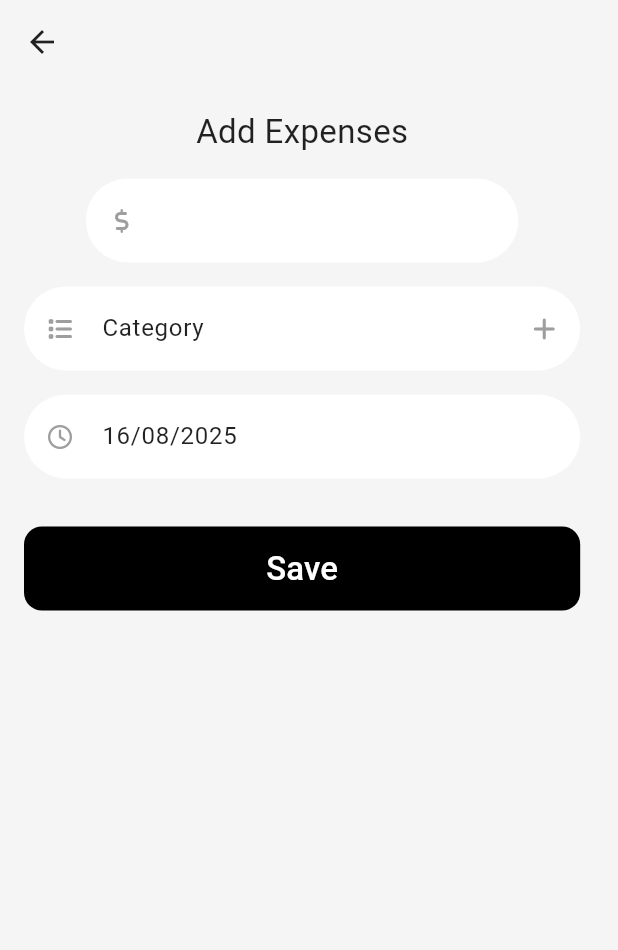
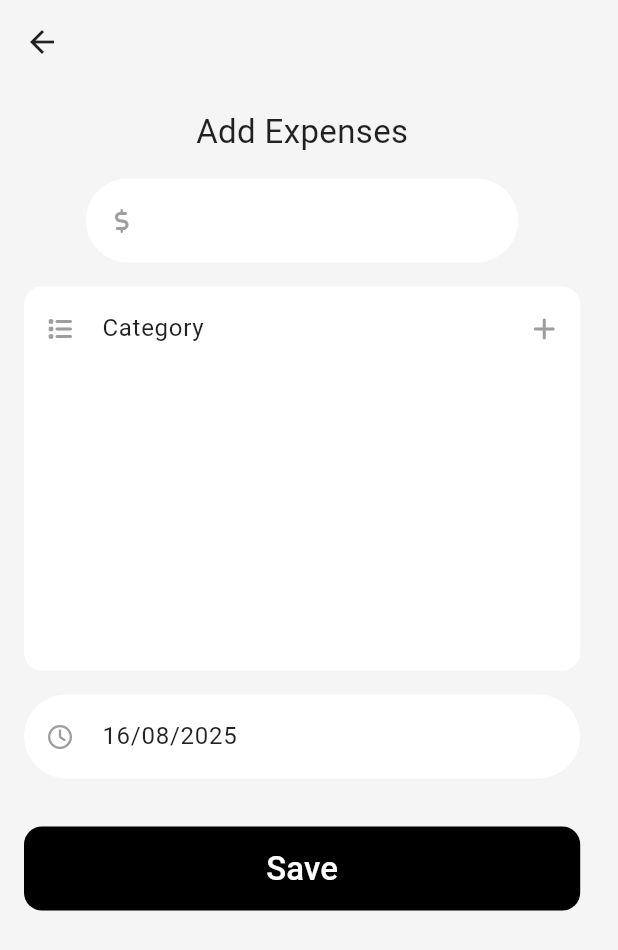
Before and after one commit to DanushkaDissanayaka/expence_tracker, a Flutter app: the screen it shows after launch, after a tap on an icon or button, on a phone screen of 412 x 824 dp. Shown: the top 950 px of the screen. Run offline on Flutter 3.47's test engine with Material 3 defaults, Android fonts, the phone set to English and light mode, and no system bars; our stand-ins replace bloc, cloud_firestore, equatable, firebase_core, fl_chart, flutter_bloc and 2 more; accounts and stored records are empty.

Commit message:
expenses creation has done

```diff
--- /dev/null
+++ b/lib/add_expenses/blocs/create_expensebloc/create_expense_bloc.dart
@@ -0,0 +1,21 @@
+import 'package:bloc/bloc.dart';
+import 'package:equatable/equatable.dart';
+import 'package:expenses_repository/expense_repository.dart';
+
+part 'create_expense_event.dart';
+part 'create_expense_state.dart';
+
+class CreateExpenseBloc extends Bloc<CreateExpenseEvent, CreateExpenseState> {
+  ExpenseRepository expenseRepository;
+  CreateExpenseBloc(this.expenseRepository) : super(CreateExpenseInitial()) {
+    on<CreateExpense>((event, emit) async {
+      emit(CreateExpenseLoading());
+      try {
+        await expenseRepository.createExpense(event.expense);
+        emit(CreateExpenseSuccess());
+      } catch (e) {
+        emit(CreateExpenseFailure(e.toString()));
+      }
+    });
+  }
+}
--- /dev/null
+++ b/lib/add_expenses/blocs/create_expensebloc/create_expense_event.dart
@@ -0,0 +1,17 @@
+part of 'create_expense_bloc.dart';
+
+sealed class CreateExpenseEvent extends Equatable {
+  const CreateExpenseEvent();
+
+  @override
+  List<Object> get props => [];
+}
+
+class CreateExpense extends CreateExpenseEvent {
+  final Expense expense;
+
+  const CreateExpense(this.expense);
+
+  @override
+  List<Object> get props => [expense];
+}
--- /dev/null
+++ b/lib/add_expenses/blocs/create_expensebloc/create_expense_state.dart
@@ -0,0 +1,23 @@
+part of 'create_expense_bloc.dart';
+
+sealed class CreateExpenseState extends Equatable {
+  const CreateExpenseState();
+
+  @override
+  List<Object> get props => [];
+}
+
+final class CreateExpenseInitial extends CreateExpenseState {}
+
+final class CreateExpenseLoading extends CreateExpenseState {}
+
+final class CreateExpenseSuccess extends CreateExpenseState {}
+
+final class CreateExpenseFailure extends CreateExpenseState {
+  final String error;
+
+  const CreateExpenseFailure(this.error);
+
+  @override
+  List<Object> get props => [error];
+}
--- a/lib/add_expenses/blocs/get_categoriesbloc/get_categories_bloc.dart
+++ b/lib/add_expenses/blocs/get_categoriesbloc/get_categories_bloc.dart
@@ -1,13 +1,22 @@
 import 'package:bloc/bloc.dart';
 import 'package:equatable/equatable.dart';
+import 'package:expenses_repository/expense_repository.dart';
 
 part 'get_categories_event.dart';
 part 'get_categories_state.dart';
 
 class GetCategoriesBloc extends Bloc<GetCategoriesEvent, GetCategoriesState> {
-  GetCategoriesBloc() : super(GetCategoriesInitial()) {
-    on<GetCategoriesEvent>((event, emit) {
-      // TODO: implement event handler
+  ExpenseRepository expenseRepository;
+  GetCategoriesBloc(this.expenseRepository) : super(GetCategoriesInitial()) {
+    on<GetCategories>((event, emit) async {
+      emit(GetCategoriesLoading());
+      try {
+
+        final categories = await expenseRepository.getCategories();
+        emit(GetCategoriesSuccess(categories));
+      } catch (e) {
+        emit(GetCategoriesFailure());
+      }
     });
   }
 }
--- a/lib/add_expenses/blocs/get_categoriesbloc/get_categories_event.dart
+++ b/lib/add_expenses/blocs/get_categoriesbloc/get_categories_event.dart
@@ -6,3 +6,10 @@ sealed class GetCategoriesEvent extends Equatable {
   @override
   List<Object> get props => [];
 }
+
+class GetCategories extends GetCategoriesEvent {
+  const GetCategories();
+
+  @override
+  List<Object> get props => [];
+}
--- a/lib/add_expenses/blocs/get_categoriesbloc/get_categories_state.dart
+++ b/lib/add_expenses/blocs/get_categoriesbloc/get_categories_state.dart
@@ -8,3 +8,13 @@ sealed class GetCategoriesState extends Equatable {
 }
 
 final class GetCategoriesInitial extends GetCategoriesState {}
+final class GetCategoriesLoading extends GetCategoriesState {}
+final class GetCategoriesSuccess extends GetCategoriesState {
+  final List<Category> categories;
+
+  const GetCategoriesSuccess(this.categories);
+
+  @override
+  List<Object> get props => [categories];
+}
+final class GetCategoriesFailure extends GetCategoriesState {}
--- a/lib/add_expenses/views/add_expense.dart
+++ b/lib/add_expenses/views/add_expense.dart
@@ -1,10 +1,13 @@
 import 'package:expense_tracker/add_expenses/blocs/create_categorybloc/create_category_bloc.dart';
+import 'package:expense_tracker/add_expenses/blocs/create_expensebloc/create_expense_bloc.dart';
+import 'package:expense_tracker/add_expenses/blocs/get_categoriesbloc/get_categories_bloc.dart';
 import 'package:expense_tracker/add_expenses/views/category_create.dart';
 import 'package:expenses_repository/expense_repository.dart';
 import 'package:flutter/material.dart';
 import 'package:flutter_bloc/flutter_bloc.dart';
 import 'package:font_awesome_flutter/font_awesome_flutter.dart';
 import 'package:intl/intl.dart';
+import 'package:uuid/uuid.dart';
 
 class AddExpense extends StatefulWidget {
   const AddExpense({super.key});
@@ -17,35 +20,75 @@ class _AddExpenseState extends State<AddExpense> {
   final TextEditingController expenseController = TextEditingController();
   final TextEditingController categoryController = TextEditingController();
   final TextEditingController dateController = TextEditingController();
-  DateTime selectedDate = DateTime.now();
+  late Expense expense;
+  bool isLoading = false;
 
   @override
   void initState() {
     dateController.text = DateFormat('dd/MM/yyyy').format(DateTime.now());
     super.initState();
+    expense = Expense.empty;
+    expense.expenseId = const Uuid().v1();
   }
 
   @override
   Widget build(BuildContext context) {
-    return GestureDetector(
+    return BlocListener<CreateExpenseBloc, CreateExpenseState>(
+      listener: (context, state) {
+        if (state is CreateExpenseLoading) {
+          setState(() {
+            isLoading = true;
+          });
+        } else if (state is CreateExpenseSuccess) {
+          setState(() {
+            isLoading = false;
+          });
+          Navigator.pop(context);
+        } else if (state is CreateExpenseFailure) {
+          setState(() {
+            isLoading = false;
+          });
+          ScaffoldMessenger.of(
+            context,
+          ).showSnackBar(SnackBar(content: Text(state.error)));
+        }
+      },
+      child: GestureDetector(
         onTap: () => FocusScope.of(context).unfocus(),
         child: Scaffold(
-        appBar: AppBar(backgroundColor: Theme.of(context).colorScheme.surface),
-        body: Padding(
+          appBar: AppBar(
+            backgroundColor: Theme.of(context).colorScheme.surface,
+          ),
+          body: BlocBuilder<GetCategoriesBloc, GetCategoriesState>(
+            builder: (context, state) {
+              if (state is GetCategoriesSuccess) {
+                return Padding(
                   padding: const EdgeInsets.all(16.0),
                   child: Column(
                     crossAxisAlignment: CrossAxisAlignment.center,
                     children: [
-              const Text('Add Expenses', style: TextStyle(fontSize: 22, fontWeight: FontWeight.w400)),
+                      const Text(
+                        'Add Expenses',
+                        style: TextStyle(
+                          fontSize: 22,
+                          fontWeight: FontWeight.w400,
+                        ),
+                      ),
                       const SizedBox(height: 16),
                       _buildExpenseField(context),
                       const SizedBox(height: 16),
-              _buildCategoryField(context),
+                      _buildCategoryField(context, state),
                       const SizedBox(height: 16),
                       _buildDateField(context),
                       const SizedBox(height: 32),
                       _buildSaveButton(context),
                     ],
+                  ),
+                );
+              } else {
+                return const Center(child: CircularProgressIndicator());
+              }
+            },
           ),
         ),
       ),
@@ -60,15 +103,24 @@ class _AddExpenseState extends State<AddExpense> {
         decoration: InputDecoration(
           filled: true,
           fillColor: Colors.white,
-          prefixIcon: const Icon(FontAwesomeIcons.dollarSign, size: 16, color: Colors.grey),
-          border: OutlineInputBorder(borderRadius: BorderRadius.circular(30), borderSide: BorderSide.none),
+          prefixIcon: const Icon(
+            FontAwesomeIcons.dollarSign,
+            size: 16,
+            color: Colors.grey,
+          ),
+          border: OutlineInputBorder(
+            borderRadius: BorderRadius.circular(30),
+            borderSide: BorderSide.none,
+          ),
         ),
       ),
     );
   }
 
-  Widget _buildCategoryField(BuildContext context) {
-    return SizedBox(
+  Widget _buildCategoryField(BuildContext context, GetCategoriesSuccess state) {
+    return Column(
+      children: [
+        SizedBox(
           width: MediaQuery.of(context).size.width * 0.9,
           child: TextFormField(
             readOnly: true,
@@ -76,10 +128,20 @@ class _AddExpenseState extends State<AddExpense> {
             decoration: InputDecoration(
               filled: true,
               fillColor: Colors.white,
-          prefixIcon: const Icon(FontAwesomeIcons.list, size: 16, color: Colors.grey),
+              prefixIcon: expense.category == Category.empty
+                  ? const Icon(
+                      FontAwesomeIcons.list,
+                      size: 16,
+                      color: Colors.grey,
+                    )
+                  : Image.asset(
+                      'assets/${expense.category.icon}',
+                      scale: 2,
+                      color: Color(expense.category.color),
+                    ),
               suffixIcon: IconButton(
                 onPressed: () async {
-              final result = await showDialog<String>(
+                  final result = await showDialog<Category>(
                     context: context,
                     builder: (ctx) => BlocProvider.value(
                       value: context.read<CreateCategoryBloc>(),
@@ -88,16 +150,60 @@ class _AddExpenseState extends State<AddExpense> {
                   );
                   if (result != null) {
                     setState(() {
-                  categoryController.text = result;
+                      state.categories.insert(0, result);
                     });
                   }
                 },
-            icon: const Icon(FontAwesomeIcons.plus, size: 16, color: Colors.grey),
+                icon: const Icon(
+                  FontAwesomeIcons.plus,
+                  size: 16,
+                  color: Colors.grey,
+                ),
               ),
               hintText: 'Category',
-          border: OutlineInputBorder(borderRadius: BorderRadius.circular(30), borderSide: BorderSide.none),
+              border: OutlineInputBorder(
+                borderRadius: BorderRadius.vertical(top: Radius.circular(12)),
+                borderSide: BorderSide.none,
               ),
             ),
+          ),
+        ),
+        Container(
+          height: 200,
+          width: MediaQuery.of(context).size.width * 0.9,
+          decoration: BoxDecoration(
+            color: Colors.white,
+            borderRadius: BorderRadius.vertical(bottom: Radius.circular(12)),
+          ),
+          child: Padding(
+            padding: const EdgeInsets.all(8.0),
+            child: ListView.builder(
+              itemCount: state.categories.length,
+              itemBuilder: (context, int i) {
+                return Card(
+                  child: ListTile(
+                    onTap: () {
+                      setState(() {
+                        expense.category = state.categories[i];
+                        categoryController.text = expense.category.name;
+                      });
+                    },
+                    leading: Image.asset(
+                      'assets/${state.categories[i].icon}',
+                      scale: 2,
+                      color: Color(state.categories[i].color),
+                    ),
+                    title: Text(state.categories[i].name),
+                    shape: RoundedRectangleBorder(
+                      borderRadius: BorderRadius.circular(8),
+                    ),
+                  ),
+                );
+              },
+            ),
+          ),
+        ),
+      ],
     );
   }
 
@@ -111,23 +217,30 @@ class _AddExpenseState extends State<AddExpense> {
         onTap: () async {
           DateTime? newDate = await showDatePicker(
             context: context,
-            initialDate: selectedDate,
+            initialDate: expense.date,
             firstDate: DateTime.now(),
             lastDate: DateTime.now().add(const Duration(days: 365)),
           );
           if (newDate != null) {
             setState(() {
+              expense.date = newDate;
               dateController.text = DateFormat('dd/MM/yyyy').format(newDate);
-              selectedDate = newDate;
             });
           }
         },
         decoration: InputDecoration(
           filled: true,
           fillColor: Colors.white,
-          prefixIcon: const Icon(FontAwesomeIcons.clock, size: 16, color: Colors.grey),
+          prefixIcon: const Icon(
+            FontAwesomeIcons.clock,
+            size: 16,
+            color: Colors.grey,
+          ),
           hintText: 'Date',
-          border: OutlineInputBorder(borderRadius: BorderRadius.circular(30), borderSide: BorderSide.none),
+          border: OutlineInputBorder(
+            borderRadius: BorderRadius.circular(30),
+            borderSide: BorderSide.none,
+          ),
         ),
       ),
     );
@@ -137,15 +250,23 @@ class _AddExpenseState extends State<AddExpense> {
     return SizedBox(
       width: MediaQuery.of(context).size.width * 0.9,
       height: kToolbarHeight,
-      child: TextButton(
+      child: isLoading ? const Center(child: CircularProgressIndicator()) : TextButton(
         onPressed: () {
-          // TODO: Implement save logic
+          setState(() {
+            expense.amount = int.tryParse(expenseController.text) ?? 0;
+          });
+          context.read<CreateExpenseBloc>().add(CreateExpense(expense));
         },
         style: TextButton.styleFrom(
           backgroundColor: Colors.black,
-          shape: RoundedRectangleBorder(borderRadius: BorderRadius.circular(12)),
+          shape: RoundedRectangleBorder(
+            borderRadius: BorderRadius.circular(12),
           ),
-        child: const Text('Save', style: TextStyle(fontSize: 22, color: Colors.white)),
+        ),
+        child: const Text(
+          'Save',
+          style: TextStyle(fontSize: 22, color: Colors.white),
+        ),
       ),
     );
   }
--- a/lib/screens/home/views/home_screen.dart
+++ b/lib/screens/home/views/home_screen.dart
@@ -1,6 +1,8 @@
 import 'dart:math';
 
 import 'package:expense_tracker/add_expenses/blocs/create_categorybloc/create_category_bloc.dart';
+import 'package:expense_tracker/add_expenses/blocs/create_expensebloc/create_expense_bloc.dart';
+import 'package:expense_tracker/add_expenses/blocs/get_categoriesbloc/get_categories_bloc.dart';
 import 'package:expense_tracker/add_expenses/views/add_expense.dart';
 import 'package:expense_tracker/screens/home/views/main_screen.dart';
 import 'package:expense_tracker/screens/stats/stat_screen.dart';
@@ -65,10 +67,15 @@ class _HomeScreenState extends State<HomeScreen> {
           Navigator.push(
             context,
             MaterialPageRoute<void>(
-              builder: (BuildContext context) => BlocProvider(
-                create: (context) => CreateCategoryBloc(
-                  FirebaseExpenseRepo()
-                ),
+              builder: (BuildContext context) => MultiBlocProvider(
+                providers: [
+                  BlocProvider(
+                    create: (context) =>
+                        CreateCategoryBloc(FirebaseExpenseRepo()),
+                  ),
+                  BlocProvider(create: (context) => GetCategoriesBloc(FirebaseExpenseRepo())..add(GetCategories())),
+                  BlocProvider(create: (context) => CreateExpenseBloc(FirebaseExpenseRepo())),
+                ],
                 child: const AddExpense(),
               ),
             ),
--- a/packages/expense_repository/lib/src/entities/category_entity.dart
+++ b/packages/expense_repository/lib/src/entities/category_entity.dart
@@ -3,7 +3,7 @@ class CategoryEntity {
   String name;
   int totalExpenses;
   String icon;
-  String color;
+  int color;
 
   CategoryEntity({
     required this.categoryId,
@@ -18,7 +18,7 @@ class CategoryEntity {
     name: '',
     totalExpenses: 0,
     icon: '',
-    color: '',
+    color: 0,
   );
 
   Map<String, Object> toDocument() {
@@ -37,7 +37,7 @@ class CategoryEntity {
       name: doc['name'] as String,
       totalExpenses: doc['totalExpenses'] as int,
       icon: doc['icon'] as String,
-      color: doc['color'] as String,
+      color: doc['color'] as int,
     );
   }
 }
--- a/packages/expense_repository/lib/src/expense_repo.dart
+++ b/packages/expense_repository/lib/src/expense_repo.dart
@@ -3,4 +3,6 @@ import 'package:expenses_repository/expense_repository.dart';
 abstract class ExpenseRepository {
     Future<void> createCategory(Category category);
     Future<List<Category>> getCategories();
+    Future<List<Expense>> getExpenses();
+    Future<void> createExpense(Expense expense);
 }
--- a/packages/expense_repository/lib/src/models/category.dart
+++ b/packages/expense_repository/lib/src/models/category.dart
@@ -5,7 +5,7 @@ class Category {
   String name;
   int totalExpenses;
   String icon;
-  String color;
+  int color;
 
   Category({
     required this.categoryId,
@@ -20,7 +20,7 @@ class Category {
     name: '',
     totalExpenses: 0,
     icon: '',
-    color: '',
+    color: 0,
   );
 
   CategoryEntity toEntity() {
--- a/packages/expense_repository/lib/src/models/expense.dart
+++ b/packages/expense_repository/lib/src/models/expense.dart
@@ -0,0 +1,43 @@
+
+
+import 'package:expenses_repository/src/entities/entities.dart';
+import 'package:expenses_repository/src/models/category.dart';
+
+class Expense {
+  String expenseId;
+  Category category;
+  DateTime date;
+  int amount;
+
+  Expense({
+    required this.expenseId,
+    required this.category,
+    required this.date,
+    required this.amount,
+  });
+
+  ExpenseEntity toEntity() {
+    return ExpenseEntity(
+      expenseId: expenseId,
+      category: category,
+      date: date,
+      amount: amount,
+    );
+  }
+
+  static Expense fromEntity(ExpenseEntity entity) {
+    return Expense(
+      expenseId: entity.expenseId,
+      category: entity.category,
+      date: entity.date,
+      amount: entity.amount,
+    );
+  }
+
+  static final empty = Expense(
+    expenseId: '',
+    category: Category.empty,
+    date: DateTime.now(),
+    amount: 0,
+  );
+}
```
Also changed, not shown: lib/add_expenses/views/category_create.dart (+11 -8 lines), lib/screens/home/blocs/get_expensesbloc/get_expenses_bloc.dart (added, +22 -0 lines), lib/screens/home/blocs/get_expensesbloc/get_expenses_event.dart (added, +10 -0 lines), lib/screens/home/blocs/get_expensesbloc/get_expenses_state.dart (added, +30 -0 lines), packages/expense_repository/lib/src/entities/expense_entity.dart (+25 -10 lines), packages/expense_repository/lib/src/firebase_expense_repo.dart (+26 -0 lines). Lines whose indentation alone changed are shown as unchanged.
